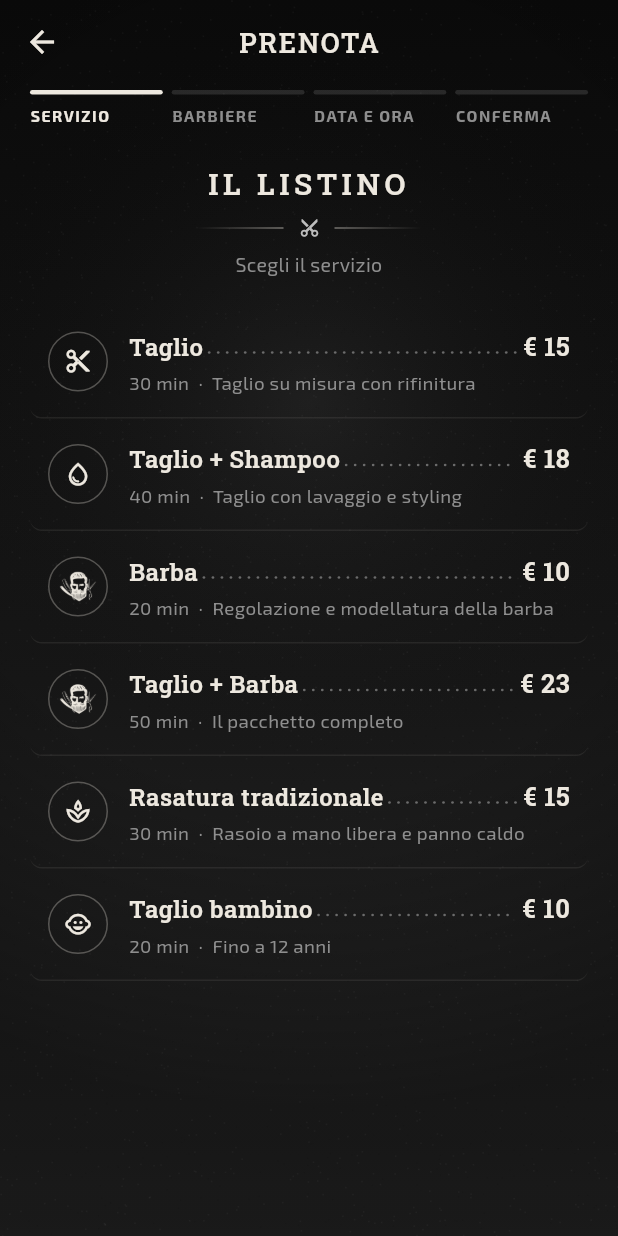
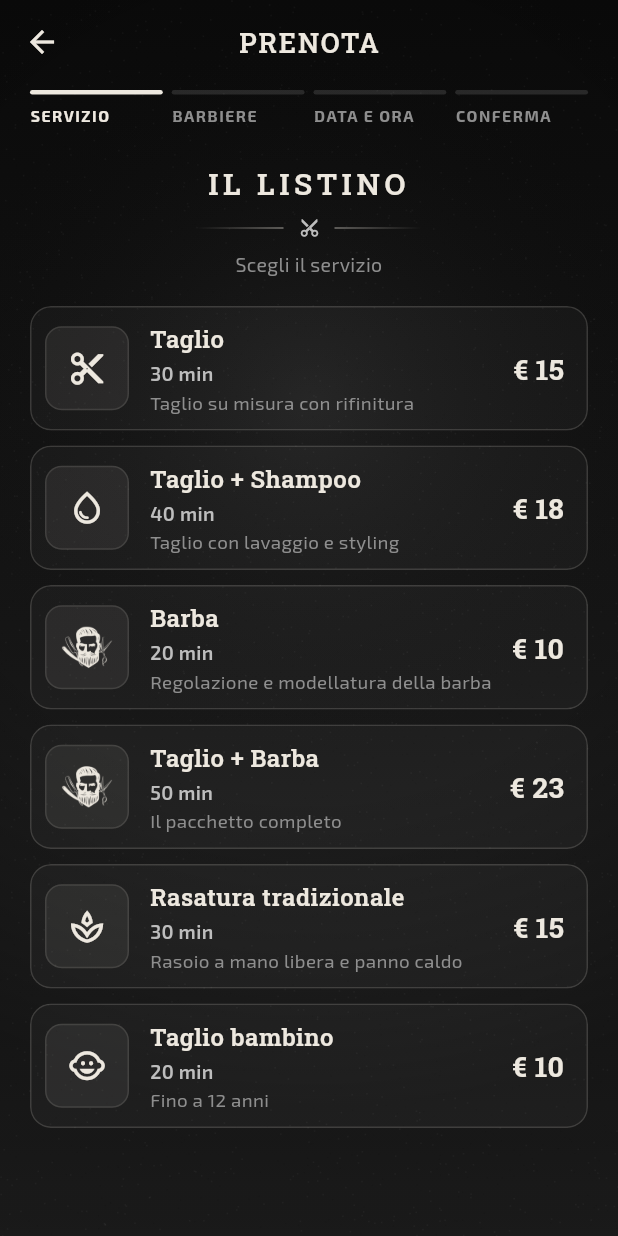
Before and after one commit to felixone04/the-mans-house, a Flutter app: the BookingScreen screen opened directly, on a phone screen of 412 x 824 dp. Run offline on Flutter 3.47's test engine with Material 3 defaults, Android fonts, the phone set to English and light mode, and no system bars; our stand-ins replace google_fonts, share_plus, supabase_flutter; accounts and stored records are empty.

Commit message:
Listino a blocchi: un riquadro per servizio con icona, durata e prezzo in evidenza

```diff
--- a/lib/screens/booking_screen.dart
+++ b/lib/screens/booking_screen.dart
@@ -906,50 +906,53 @@ class _PriceListRow extends StatelessWidget {
   @override
   Widget build(BuildContext context) {
     final s = service;
-    return InkWell(
+    // un blocco incorniciato per servizio: icona in un quadrato, nome e durata, prezzo a destra
+    return Padding(
+      padding: const EdgeInsets.only(bottom: 10),
+      child: Material(
+        color: selected ? AppColors.white.withValues(alpha: 0.10) : Colors.white.withValues(alpha: 0.03),
+        shape: RoundedRectangleBorder(
+          borderRadius: BorderRadius.circular(14),
+          side: BorderSide(
+            color: selected ? AppColors.white : AppColors.white.withValues(alpha: 0.16),
+            width: selected ? 1.4 : 1,
+          ),
+        ),
+        clipBehavior: Clip.antiAlias,
+        child: InkWell(
           onTap: onTap,
-      borderRadius: BorderRadius.circular(8),
-      child: AnimatedContainer(
-        duration: const Duration(milliseconds: 200),
-        padding: const EdgeInsets.symmetric(horizontal: 12, vertical: 14),
-        decoration: BoxDecoration(
-          color: selected ? AppColors.white.withValues(alpha: 0.08) : Colors.transparent,
-          borderRadius: BorderRadius.circular(8),
-          border: Border(bottom: BorderSide(color: AppColors.white.withValues(alpha: 0.08))),
-        ),
+          child: Padding(
+            padding: const EdgeInsets.all(10),
             child: Row(
               children: [
-            ServiceIcon(s.name, selected: selected),
+                ServiceIcon(s.name, size: 56, selected: selected, square: true),
                 const SizedBox(width: 14),
                 Expanded(
                   child: Column(
                     crossAxisAlignment: CrossAxisAlignment.start,
                     children: [
-                  LayoutBuilder(
-                    builder: (context, c) => Row(
-                      crossAxisAlignment: CrossAxisAlignment.end,
-                      children: [
-                        // il nome prende lo spazio che serve, i puntini riempiono il resto
-                        ConstrainedBox(
-                          constraints: BoxConstraints(maxWidth: c.maxWidth - 84),
-                          child: Text(s.name, style: slab(size: 16, weight: FontWeight.w600, spacing: 0.3)),
+                      Text(s.name, style: slab(size: 16, weight: FontWeight.w600, spacing: 0.3)),
+                      const SizedBox(height: 3),
+                      Text(
+                        fmtDuration(s.durationMin),
+                        style: const TextStyle(color: AppColors.silver, fontSize: 13, fontWeight: FontWeight.w600),
                       ),
-                        const Expanded(
-                          child: Padding(padding: EdgeInsets.only(bottom: 5), child: DottedLeader()),
-                        ),
-                        Text(fmtPrice(s.price), style: slab(size: 17, weight: FontWeight.w700, spacing: 0.4)),
-                      ],
-                    ),
-                  ),
-                  const SizedBox(height: 4),
+                      if (s.description.isNotEmpty)
                         Text(
-                    [fmtDuration(s.durationMin), if (s.description.isNotEmpty) s.description].join('  ·  '),
+                          s.description,
+                          maxLines: 2,
+                          overflow: TextOverflow.ellipsis,
                           style: const TextStyle(color: AppColors.muted, fontSize: 12.5),
                         ),
                     ],
                   ),
                 ),
+                const SizedBox(width: 10),
+                Text(fmtPrice(s.price), style: slab(size: 19, weight: FontWeight.w700, spacing: 0.2)),
+                const SizedBox(width: 6),
               ],
+            ),
+          ),
         ),
       ),
     );
--- a/lib/widgets/common.dart
+++ b/lib/widgets/common.dart
@@ -352,10 +352,13 @@ class _DotsPainter extends CustomPainter {
 
 /// Icona del servizio in base al nome.
 class ServiceIcon extends StatelessWidget {
-  const ServiceIcon(this.name, {super.key, this.size = 40, this.selected = false});
+  const ServiceIcon(this.name, {super.key, this.size = 40, this.selected = false, this.square = false});
   final String name;
   final double size;
   final bool selected;
+
+  /// Riquadro pieno con angoli arrotondati (listino a blocchi) invece del cerchio.
+  final bool square;
 
   @override
   Widget build(BuildContext context) {
@@ -382,11 +385,17 @@ class ServiceIcon extends StatelessWidget {
     return Container(
       width: size,
       height: size,
-      decoration: BoxDecoration(
-        shape: BoxShape.circle,
-        color: selected ? AppColors.white : Colors.transparent,
-        border: Border.all(color: AppColors.white.withValues(alpha: selected ? 1 : 0.3)),
-      ),
+      decoration: square
+          ? BoxDecoration(
+              borderRadius: BorderRadius.circular(size * 0.2),
+              color: selected ? AppColors.white : AppColors.white.withValues(alpha: 0.07),
+              border: Border.all(color: AppColors.white.withValues(alpha: selected ? 1 : 0.12)),
+            )
+          : BoxDecoration(
+              shape: BoxShape.circle,
+              color: selected ? AppColors.white : Colors.transparent,
+              border: Border.all(color: AppColors.white.withValues(alpha: selected ? 1 : 0.3)),
+            ),
       alignment: Alignment.center,
       child: icon,
     );
```
Lines whose indentation alone changed are shown as unchanged.
